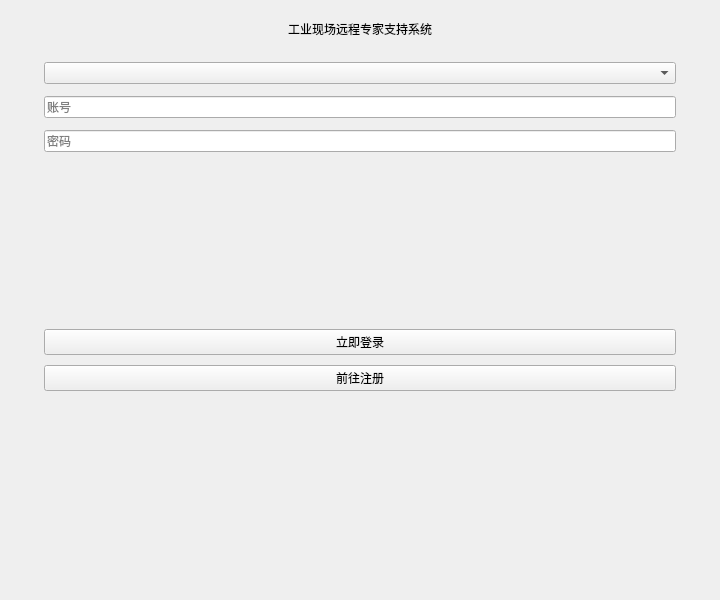
Qt form APP/subdirs/client/Forms/login.ui (KirisameMarisa0602/EFCloudmeeting) before a commit.
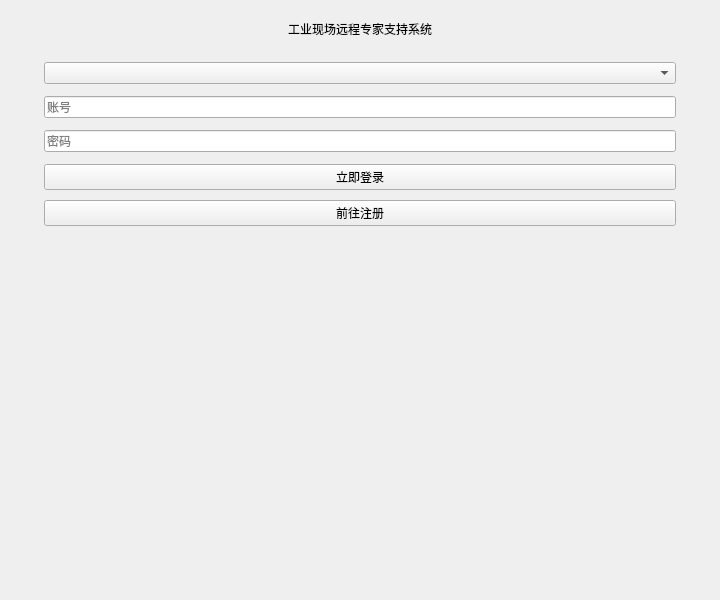
The same form after that commit.

Patch:
```diff
--- a/APP/subdirs/client/Forms/login.ui
+++ b/APP/subdirs/client/Forms/login.ui
@@ -55,12 +55,6 @@
         <property name="echoMode"><enum>QLineEdit::Password</enum></property>
       </widget></item>
 
-      <!-- 给按钮区域预留一些空间，避免紧贴输入框时看起来像“消失” -->
-      <item><spacer name="spacer_between_form_and_buttons">
-        <property name="orientation"><enum>Qt::Vertical</enum></property>
-        <property name="sizeHint"><size><width>20</width><height>6</height></size></property>
-      </spacer></item>
-
       <item>
        <layout class="QVBoxLayout" name="btnsLayout">
         <property name="spacing"><number>10</number></property>
@@ -78,7 +72,7 @@
       <!-- 可选：让卡片内部底部留一点缓冲 -->
       <item><spacer name="spacer_inside_card_bottom">
         <property name="orientation"><enum>Qt::Vertical</enum></property>
-        <property name="sizeHint"><size><width>20</width><height>4</height></size></property>
+        <property name="sizeHint"><size><width>20</width><height>8</height></size></property>
       </spacer></item>
 
      </layout>
```
Left out of the diff: 3 changed lines with no effect on the pictures.
